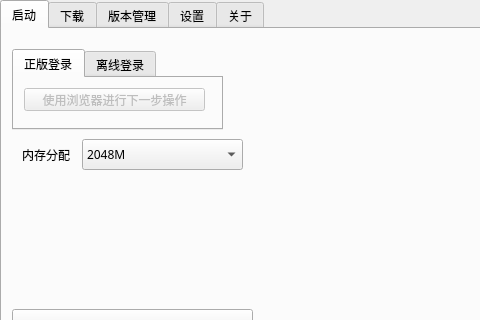
Above: qt.ui from HPLAY-dev/spectrum-minecraft-launcher before the change; both pictures show x 0 to 480 and y 0 to 320 of the 783 by 480 pixel window. Below: the same form after it.
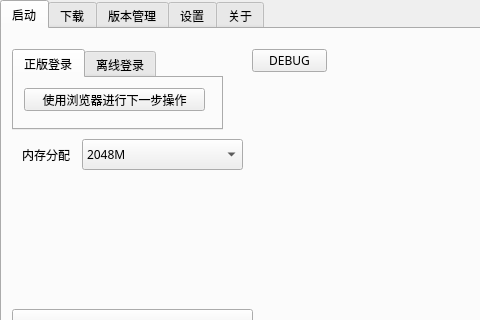
That is the form after the change. The open tabs and pages were chosen to show the change.

Diff of the .ui file:
```diff
--- a/qt.ui
+++ b/qt.ui
@@ -69,7 +69,7 @@
        </attribute>
        <widget class="QPushButton" name="pushButton_2">
         <property name="enabled">
-         <bool>false</bool>
+         <bool>true</bool>
         </property>
         <property name="geometry">
          <rect>
@@ -218,6 +218,19 @@
        <string>补全文件</string>
       </property>
      </widget>
+     <widget class="QPushButton" name="DEBUG_REMOVE_RELEASE">
+      <property name="geometry">
+       <rect>
+        <x>250</x>
+        <y>20</y>
+        <width>75</width>
+        <height>23</height>
+       </rect>
+      </property>
+      <property name="text">
+       <string>DEBUG</string>
+      </property>
+     </widget>
      <zorder>tabWidget</zorder>
      <zorder>comboBox_4</zorder>
      <zorder>label_10</zorder>
```
Left out of the diff: 1 changed line with no effect on the pictures.
